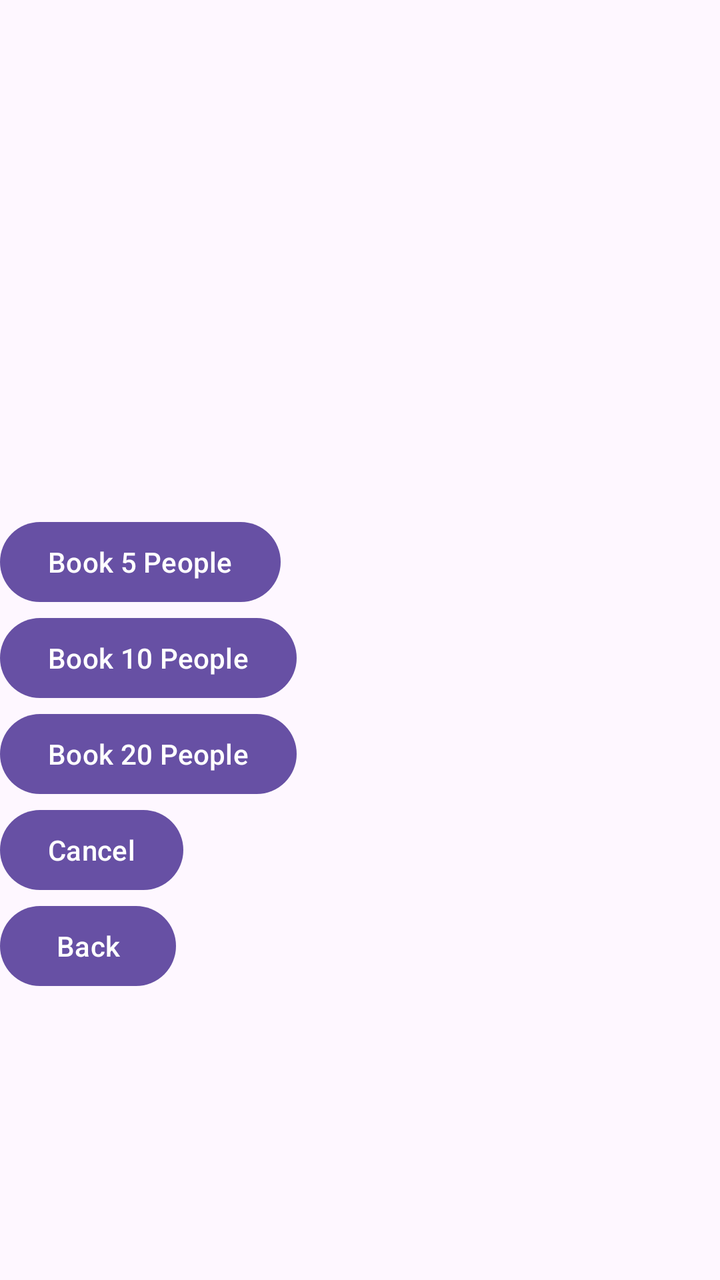
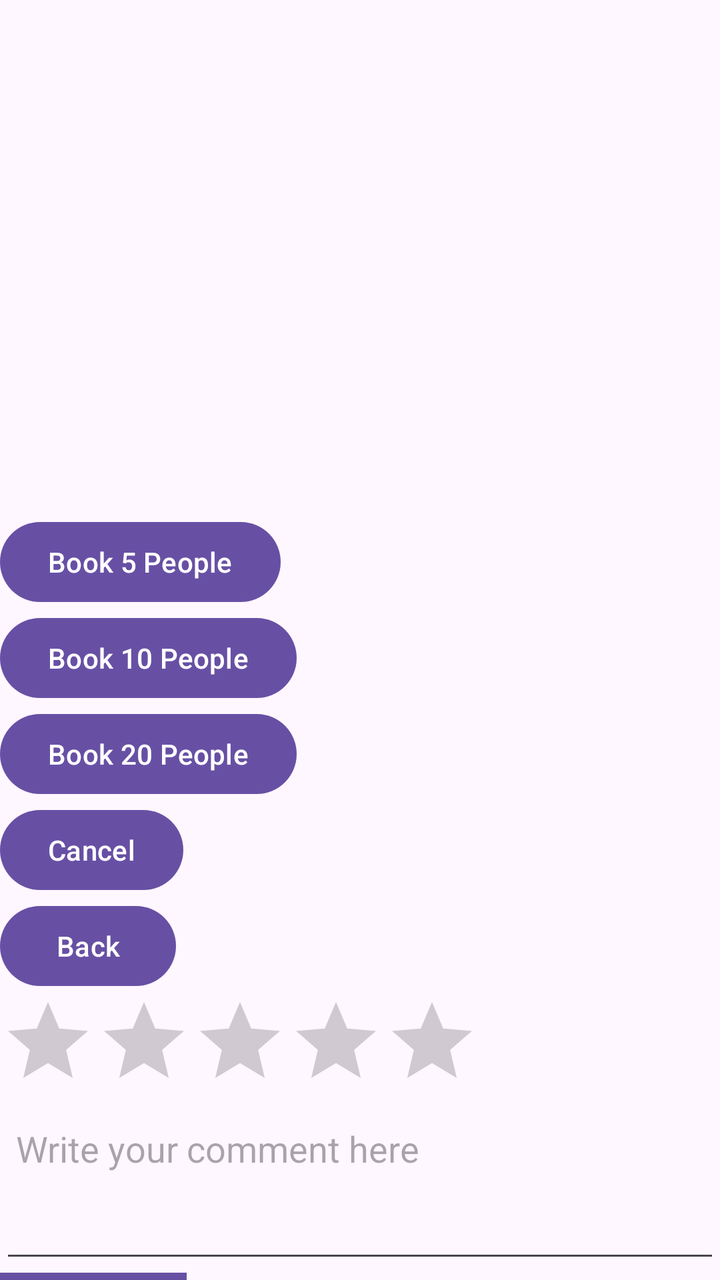

The first picture is an Android layout as it rendered before a commit; the second is the same layout after the commit. The layout source and the unified diff follow.
<!-- AndroidManifest.xml: application theme Theme.TravelTracker -->
<!-- res/layout/activity_attraction_detail.xml -->
<LinearLayout xmlns:android="http://schemas.android.com/apk/res/android"
    android:layout_width="match_parent"
    android:layout_height="match_parent"
    android:orientation="vertical">

    <ImageView
        android:id="@+id/attraction_image"
        android:layout_width="match_parent"
        android:layout_height="200dp" />

    <TextView
        android:id="@+id/attraction_description"
        android:layout_width="match_parent"
        android:layout_height="wrap_content" />

    <TextView
        android:id="@+id/ticket_price"
        android:layout_width="match_parent"
        android:layout_height="wrap_content" />

    <TextView
        android:id="@+id/visitor_counts"
        android:layout_width="match_parent"
        android:layout_height="wrap_content" />

    <Button
        android:id="@+id/book_5_people"
        android:layout_width="wrap_content"
        android:layout_height="wrap_content"
        android:text="Book 5 People" />

    <Button
        android:id="@+id/book_10_people"
        android:layout_width="wrap_content"
        android:layout_height="wrap_content"
        android:text="Book 10 People" />

    <Button
        android:id="@+id/book_20_people"
        android:layout_width="wrap_content"
        android:layout_height="wrap_content"
        android:text="Book 20 People" />

    <Button
        android:id="@+id/cancel_button"
        android:layout_width="wrap_content"
        android:layout_height="wrap_content"
        android:text="Cancel" />

    <Button
        android:id="@+id/back_button"
        android:layout_width="wrap_content"
        android:layout_height="wrap_content"
        android:text="Back" />
</LinearLayout>
<!-- resources referenced by this layout -->
<resources>
  <style name="Theme.TravelTracker" parent="Base.Theme.TravelTracker" />
  <style name="Base.Theme.TravelTracker" parent="Theme.Material3.DayNight.NoActionBar">
          
          
      </style>
</resources>

<!-- the commit's change to res/layout/activity_attraction_detail.xml (unified diff, before → after) -->
@@ -52,4 +52,31 @@
         android:layout_width="wrap_content"
         android:layout_height="wrap_content"
         android:text="Back" />
+
+    
+    <RatingBar
+        android:id="@+id/ratingBar"
+        android:layout_width="wrap_content"
+        android:layout_height="wrap_content"
+        android:numStars="5"
+        android:stepSize="1"
+        android:rating="0"/>
+
+    
+    <EditText
+        android:id="@+id/commentEditText"
+        android:layout_width="match_parent"
+        android:layout_height="wrap_content"
+        android:hint="Write your comment here"
+        android:inputType="textMultiLine"
+        android:minLines="3"
+        android:maxLines="5"
+        android:gravity="top"
+        android:padding="8dp"/>
+
+    <Button
+        android:id="@+id/submitButton"
+        android:layout_width="wrap_content"
+        android:layout_height="wrap_content"
+        android:text="Submit"/>
 </LinearLayout>
